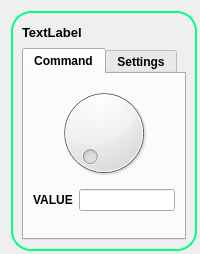
First picture: the form in dialW.ui, repository devlabnet/YASP, before the edit.
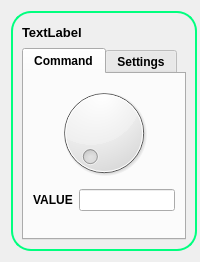
Second picture: the form after the edit. The open tabs and pages were chosen to show the change. Icons and pictures are not drawn. Custom widgets are drawn as their Qt base class.

Diff of the .ui file:
```diff
--- a/dialW.ui
+++ b/dialW.ui
@@ -19,7 +19,7 @@
   <property name="minimumSize">
    <size>
     <width>200</width>
-    <height>254</height>
+    <height>0</height>
    </size>
   </property>
   <property name="windowTitle">
```
Left out of the diff: 2 changed lines with no effect on the pictures.
